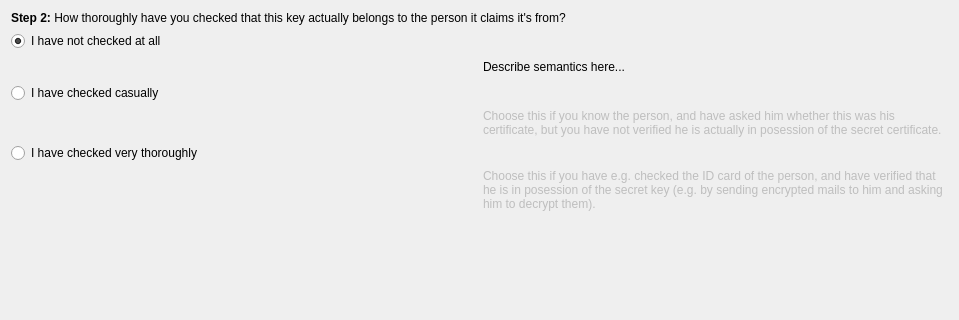
The window that dialogs/selectchecklevelwidget.ui (sensama/kleopatra) describes before a commit, drawn with Qt 5; both pictures show x 0 to 959 and y 0 to 320 of the 959 by 606 pixel window.
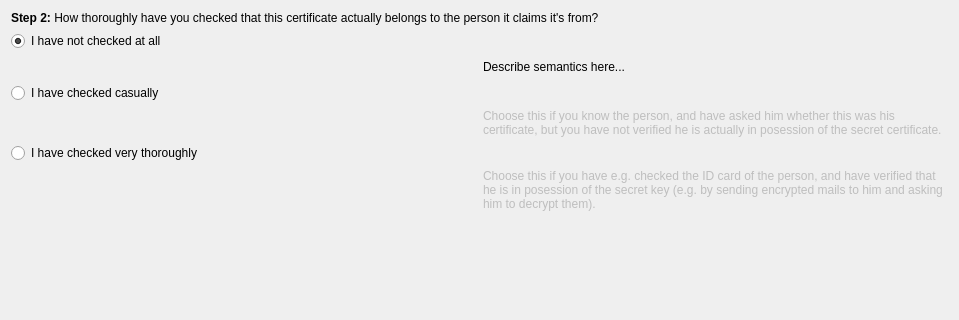
The same window after the commit.

Commit message: More key->certificate changes, now the german and english texts are the same again.

The edit to the form file:
```diff
--- a/dialogs/selectchecklevelwidget.ui
+++ b/dialogs/selectchecklevelwidget.ui
@@ -13,7 +13,7 @@
    <item row="0" column="0" colspan="2" >
     <widget class="QLabel" name="label_2" >
      <property name="text" >
-      <string>&lt;b>Step 2:&lt;/b> How thoroughly have you checked that this key actually belongs to the person it claims it's from?</string>
+      <string>&lt;b>Step 2:&lt;/b> How thoroughly have you checked that this certificate actually belongs to the person it claims it's from?</string>
      </property>
      <property name="wordWrap" >
       <bool>true</bool>
```
The commit also changes 7 other files.
